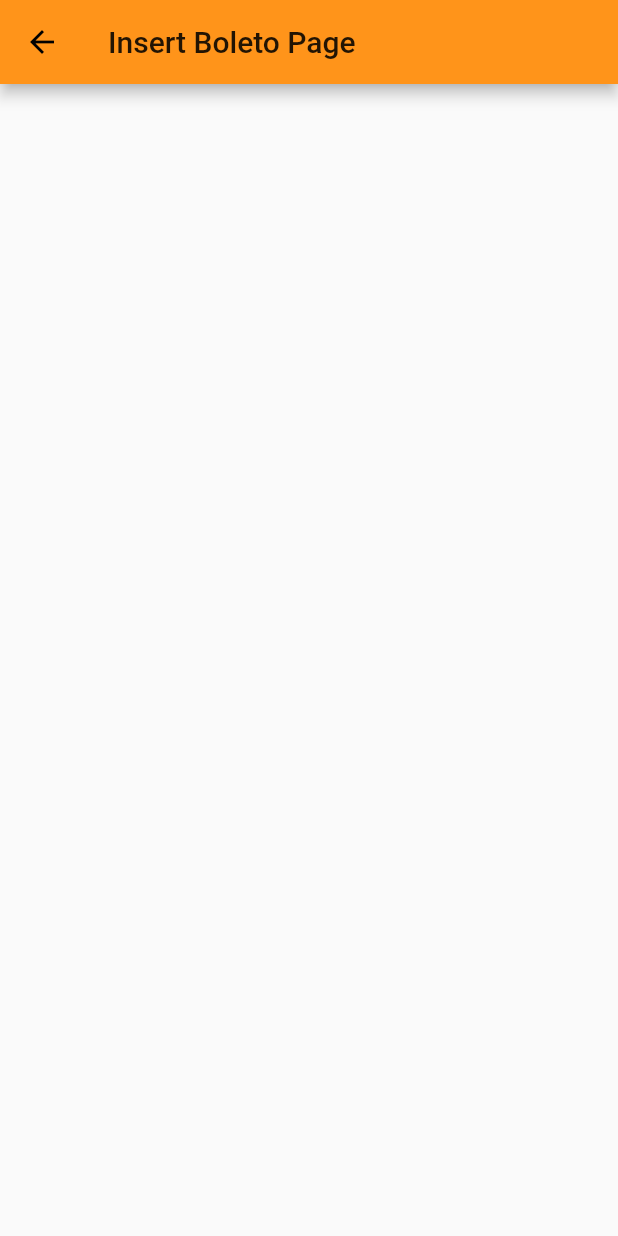
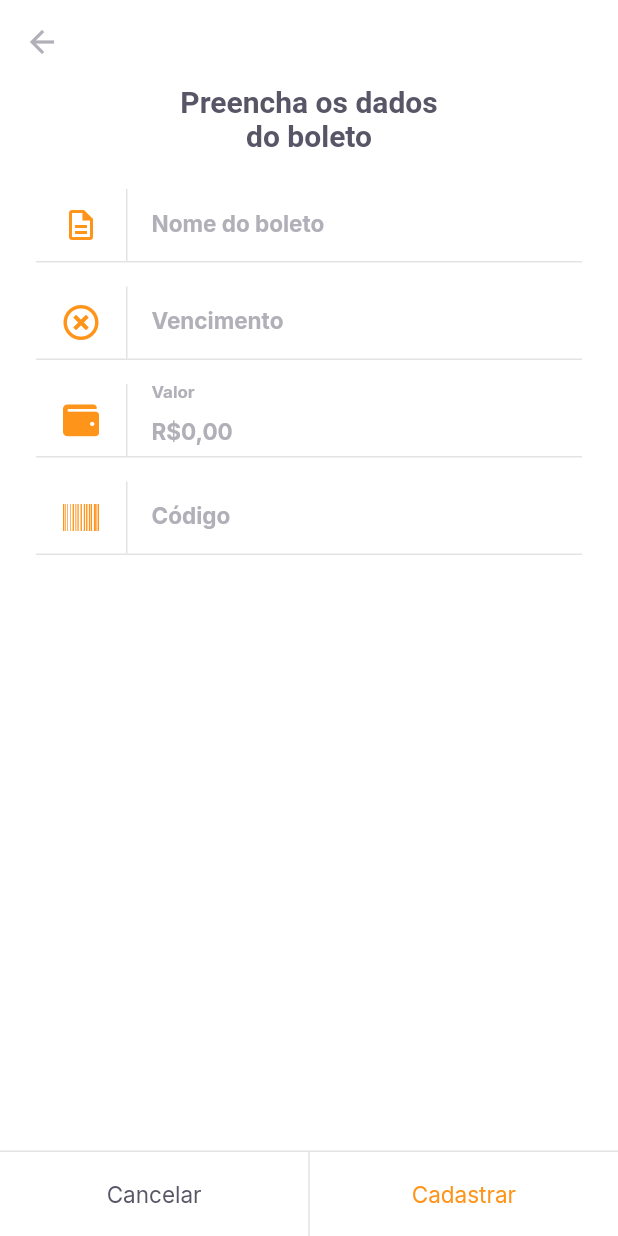
Before and after one commit to joaosatiro/nlw_together_flutter, a Flutter app: the InsertBoletoPage screen opened by its route, on a phone screen of 412 x 824 dp. Run offline on Flutter 3.47's test engine with Material 2 defaults, Android fonts, the phone set to English and light mode, and no system bars; our stand-ins replace camera, firebase_core, flutter_masked_text2, font_awesome_flutter, google_fonts, google_sign_in and 2 more; missing offline and left inert: google_ml_kit; accounts and stored records are empty.

```diff
--- a/lib/app_widget.dart
+++ b/lib/app_widget.dart
@@ -30,8 +30,8 @@ class AppWidget extends StatelessWidget {
         "/home": (context) => HomePage(),
         "/login": (context) => LoginPage(),
         "/barcode_scanner": (context) => BarcodeScannerPage(),
-        "insert_boleto": (context) => InsertBoletoPage(),
-      }
+        "/insert_boleto": (context) => InsertBoletoPage(),
+      },
     );
   }
 }
--- a/lib/modules/home/home_page.dart
+++ b/lib/modules/home/home_page.dart
@@ -12,10 +12,7 @@ class HomePage extends StatefulWidget {
 
 class _HomePageState extends State<HomePage> {
   final homeController = HomeController();
-  final pages = [
-    Container(color: Colors.red),
-    Container(color: Colors.blue)
-  ];
+  final pages = [Container(color: Colors.red), Container(color: Colors.blue)];
   @override
   Widget build(BuildContext context) {
     return Scaffold(
@@ -68,7 +65,8 @@ class _HomePageState extends State<HomePage> {
             ),
             GestureDetector(
               onTap: () {
-                Navigator.pushNamed(context, "/barcode_scanner");
+                // Navigator.pushNamed(context, "/barcode_scanner");
+                Navigator.pushNamed(context, "/insert_boleto");
               },
               child: Container(
                 width: 56,
--- a/lib/modules/insert_boleto/insert_boleto.page.dart
+++ b/lib/modules/insert_boleto/insert_boleto.page.dart
@@ -1,13 +1,130 @@
 import 'package:flutter/material.dart';
+import 'package:flutter_masked_text2/flutter_masked_text2.dart';
+import 'package:font_awesome_flutter/font_awesome_flutter.dart';
+import 'package:payflow/modules/insert_boleto/insert_boleto_controller.dart';
+import 'package:payflow/shared/themes/app_colors.dart';
+import 'package:payflow/shared/themes/app_text_styles.dart';
+import 'package:payflow/shared/widgets/input_text/input_text_widget.dart';
+import 'package:payflow/shared/widgets/set_label_buttons/set_label_buttons.dart';
 
-class InsertBoletoPage extends StatelessWidget {
-  const InsertBoletoPage({ Key? key }) : super(key: key);
+class InsertBoletoPage extends StatefulWidget {
+  final String? barcode;
+
+  const InsertBoletoPage({
+    Key? key,
+    this.barcode,
+  }) : super(key: key);
+
+  @override
+  _InsertBoletoPageState createState() => _InsertBoletoPageState();
+}
+
+class _InsertBoletoPageState extends State<InsertBoletoPage> {
+  final controller = InsertBoletoController();
+
+  final moneyInputTextController = MoneyMaskedTextController(
+    leftSymbol: "R\$",
+    decimalSeparator: ",",
+  );
+
+  final dueDateInputTextController = MaskedTextController(mask: "00/00/0000");
+  final barcodeInputTextController = TextEditingController();
+
+  @override
+  void initState() {
+    if (widget.barcode != null) {
+      barcodeInputTextController.text = widget.barcode!;
+    }
+    super.initState();
+  }
 
   @override
   Widget build(BuildContext context) {
     return Scaffold(
+      backgroundColor: AppColors.background,
       appBar: AppBar(
-        title: Text("Insert Boleto Page"),
+        backgroundColor: AppColors.background,
+        elevation: 0,
+        leading: BackButton(
+          color: AppColors.input,
+        ),
+      ),
+      body: SingleChildScrollView(
+        child: Padding(
+          padding: const EdgeInsets.symmetric(horizontal: 24),
+          child: Column(
+            crossAxisAlignment: CrossAxisAlignment.center,
+            children: [
+              Padding(
+                padding: const EdgeInsets.symmetric(horizontal: 93),
+                child: Text(
+                  "Preencha os dados do boleto",
+                  style: TextStyles.titleBoldHeading,
+                  textAlign: TextAlign.center,
+                ),
+              ),
+              SizedBox(
+                height: 24,
+              ),
+              Form(
+                key: controller.formKey,
+                child: Column(
+                  children: [
+                    InputTextWidget(
+                      label: "Nome do boleto",
+                      icon: Icons.description_outlined,
+                      validator: controller.validateName,
+                      onChanged: (value) {
+                        controller.onChange(name: value);
+                      },
+                    ),
+                    InputTextWidget(
+                      controller: dueDateInputTextController,
+                      label: "Vencimento",
+                      icon: FontAwesomeIcons.timesCircle,
+                      validator: controller.validateVencimento,
+                      onChanged: (value) {
+                        controller.onChange(dueDate: value);
+                      },
+                    ),
+                    InputTextWidget(
+                      controller: moneyInputTextController,
+                      label: "Valor",
+                      icon: FontAwesomeIcons.wallet,
+                      validator: (_) => controller
+                          .validateValor(moneyInputTextController.numberValue),
+                      onChanged: (value) {
+                        controller.onChange(
+                            value: moneyInputTextController.numberValue);
+                      },
+                    ),
+                    InputTextWidget(
+                      controller: barcodeInputTextController,
+                      label: "Código",
+                      icon: FontAwesomeIcons.barcode,
+                      validator: controller.validateCodigo,
+                      onChanged: (value) {
+                        controller.onChange(barcode: value);
+                      },
+                    ),
+                  ],
+                ),
+              ),
+            ],
+          ),
+        ),
+      ),
+      bottomNavigationBar: SetLabelButtons(
+        enableSecondaryColor: true,
+        primaryLabel: "Cancelar",
+        primaryOnPressed: () {
+          Navigator.pop(context);
+        },
+        secondaryLabel: "Cadastrar",
+        secondaryOnPressed: () async {
+          await controller.cadastrar();
+          Navigator.pop(context);
+        },
       ),
     );
   }
--- /dev/null
+++ b/lib/modules/insert_boleto/insert_boleto_controller.dart
@@ -0,0 +1,38 @@
+import 'package:flutter/material.dart';
+import 'package:payflow/shared/models/boleto_model.dart';
+import 'package:shared_preferences/shared_preferences.dart';
+
+class InsertBoletoController {
+  final formKey = GlobalKey<FormState>();
+  BoletoModel model = BoletoModel();
+
+  String? validateName(String? value) =>
+      value?.isEmpty ?? true ? "O nome não pode ser vazio" : null;
+  String? validateVencimento(String? value) =>
+      value?.isEmpty ?? true ? "A data de vencimento não pode ser vazio" : null;
+  String? validateValor(double value) =>
+      value == 0 ? "Insira um valor maior que R\$ 0,00" : null;
+  String? validateCodigo(String? value) =>
+      value?.isEmpty ?? true ? "O código do boleto não pode ser vazio" : null;
+
+  void onChange(
+      {String? name, String? dueDate, double? value, String? barcode}) {
+    model = model.copyWith(
+        name: name, dueDate: dueDate, value: value, barcode: barcode);
+  }
+
+  Future<void> saveBoleto() async {
+    final instance = await SharedPreferences.getInstance();
+    final boletos = instance.getStringList("boletos") ?? <String>[];
+    boletos.add(model.toJson());
+    await instance.setStringList("boletos", boletos);
+    return;
+  }
+
+  Future<void> cadastrar() async {
+    final form = formKey.currentState;
+    if (form!.validate()) {
+      return await saveBoleto();
+    }
+  }
+}
--- /dev/null
+++ b/lib/shared/models/boleto_model.dart
@@ -0,0 +1,73 @@
+import 'dart:convert';
+
+class BoletoModel {
+  final String? name;
+  final String? dueDate;
+  final double? value;
+  final String? barcode;
+
+  BoletoModel({
+    this.name,
+    this.dueDate,
+    this.value,
+    this.barcode,
+  });
+
+  BoletoModel copyWith({
+    String? name,
+    String? dueDate,
+    double? value,
+    String? barcode,
+  }) {
+    return BoletoModel(
+      name: name ?? this.name,
+      dueDate: dueDate ?? this.dueDate,
+      value: value ?? this.value,
+      barcode: barcode ?? this.barcode,
+    );
+  }
+
+  Map<String, dynamic> toMap() {
+    return {
+      'name': name,
+      'dueDate': dueDate,
+      'value': value,
+      'barcode': barcode,
+    };
+  }
+
+  factory BoletoModel.fromMap(Map<String, dynamic> map) {
+    return BoletoModel(
+      name: map['name'],
+      dueDate: map['dueDate'],
+      value: map['value'],
+      barcode: map['barcode'],
+    );
+  }
+
+  String toJson() => json.encode(toMap());
+
+  factory BoletoModel.fromJson(String source) =>
+      BoletoModel.fromMap(json.decode(source));
+
+  @override
+  String toString() {
+    return 'BoletoModel(name: $name, dueDate: $dueDate, value: $value, barcode: $barcode)';
+  }
+
+  @override
+  bool operator ==(Object other) {
+    if (identical(this, other)) return true;
+
+    return other is BoletoModel &&
+        other.name == name &&
+        other.dueDate == dueDate &&
+        other.value == value &&
+        other.barcode == barcode;
+  }
+
+  @override
+  int get hashCode {
+    return name.hashCode ^ dueDate.hashCode ^ value.hashCode ^ barcode.hashCode;
+  }
+}
--- a/lib/shared/themes/app_colors.dart
+++ b/lib/shared/themes/app_colors.dart
@@ -9,4 +9,5 @@ class AppColors {
   static final stroke = Color(0xFFE3E3E6);
   static final shape = Color(0xFFFAFAFC);
   static final background = Color(0xFFFFFFFF);
+  static final input = Color(0xFFB1B0B8);
 }
--- a/lib/shared/themes/app_text_styles.dart
+++ b/lib/shared/themes/app_text_styles.dart
@@ -75,8 +75,13 @@ class TextStyles {
   );
   static final buttonBoldBackground = GoogleFonts.inter(
     fontSize: 15,
+    fontWeight: FontWeight.w400,
+    color: AppColors.background,
+  );
+  static final input = GoogleFonts.inter(
+    fontSize: 15,
     fontWeight: FontWeight.w700,
-    color: AppColors.background,
+    color: AppColors.input,
   );
   static final captionBackground = GoogleFonts.inter(
     fontSize: 13,
--- /dev/null
+++ b/lib/shared/widgets/input_text/input_text_widget.dart
@@ -0,0 +1,68 @@
+import 'package:flutter/material.dart';
+import 'package:payflow/shared/themes/app_colors.dart';
+import 'package:payflow/shared/themes/app_text_styles.dart';
+
+class InputTextWidget extends StatelessWidget {
+  final String label;
+  final IconData icon;
+  final String? initalValue;
+  final String? Function(String?)? validator;
+  final TextEditingController? controller;
+  final void Function(String value) onChanged;
+
+  const InputTextWidget({
+    Key? key,
+    required this.label,
+    required this.icon,
+    this.initalValue,
+    this.validator,
+    this.controller,
+    required this.onChanged,
+  }) : super(key: key);
+
+  @override
+  Widget build(BuildContext context) {
+    return Padding(
+      padding: const EdgeInsets.only(bottom: 16),
+      child: Column(
+        children: [
+          TextFormField(
+            controller: controller,
+            onChanged: onChanged,
+            initialValue: initalValue,
+            validator: validator,
+            style: TextStyles.input,
+            decoration: InputDecoration(
+              contentPadding: EdgeInsets.zero,
+              labelText: label,
+              labelStyle: TextStyles.input,
+              icon: Row(
+                mainAxisSize: MainAxisSize.min,
+                children: [
+                  Padding(
+                    padding: const EdgeInsets.symmetric(horizontal: 18),
+                    child: Icon(
+                      icon,
+                      color: AppColors.primary,
+                    ),
+                  ),
+                  Container(
+                    width: 1,
+                    height: 48,
+                    color: AppColors.stroke,
+                  ),
+                ],
+              ),
+              border: InputBorder.none,
+            ),
+          ),
+          Divider(
+            height: 1,
+            thickness: 1,
+            color: AppColors.stroke,
+          ),
+        ],
+      ),
+    );
+  }
+}
--- a/lib/shared/widgets/set_label_buttons/set_label_buttons.dart
+++ b/lib/shared/widgets/set_label_buttons/set_label_buttons.dart
@@ -10,6 +10,8 @@ class SetLabelButtons extends StatelessWidget {
   final String secondaryLabel;
   final VoidCallback secondaryOnPressed;
   final bool enablePrimaryColor;
+  final bool enableSecondaryColor;
+
   const SetLabelButtons({
     Key? key,
     required this.primaryLabel,
@@ -17,12 +19,23 @@ class SetLabelButtons extends StatelessWidget {
     required this.secondaryLabel,
     required this.secondaryOnPressed,
     this.enablePrimaryColor = false,
+    this.enableSecondaryColor = false,
   }) : super(key: key);
 
   @override
   Widget build(BuildContext context) {
     return Container(
-      color: AppColors.shape,
+      color: AppColors.background,
+      height: 57,
+      child: Column(
+        mainAxisSize: MainAxisSize.min,
+        children: [
+          Divider(
+            thickness: 1,
+            height: 1,
+            color: AppColors.stroke,
+          ),
+          Container(
             height: 56,
             child: Row(
               children: [
@@ -38,6 +51,11 @@ class SetLabelButtons extends StatelessWidget {
                   child: LabelButton(
                     label: secondaryLabel,
                     onPressed: secondaryOnPressed,
+                    style:
+                        enableSecondaryColor ? TextStyles.buttonPrimary : null,
+                  ),
+                ),
+              ],
             ),
           ),
         ],
--- a/pubspec.yaml
+++ b/pubspec.yaml
@@ -37,6 +37,8 @@ dependencies:
   camera: ^0.8.1+3
   image_picker: ^0.8.0+4
   image_picker_for_web: ^2.0.0
+  font_awesome_flutter: ^9.1.0
+  flutter_masked_text2: ^0.9.1
 
 dev_dependencies:
   flutter_test:
```
Also changed, not shown: lib/modules/barcode_scanner/barcode_scanner_controller.dart (+27 -47 lines), lib/modules/barcode_scanner/barcode_scanner_page.dart (+27 -21 lines), lib/modules/barcode_scanner/barcode_scanner_status.dart (+28 -22 lines), pubspec.lock. Lines whose indentation alone changed are shown as unchanged.
